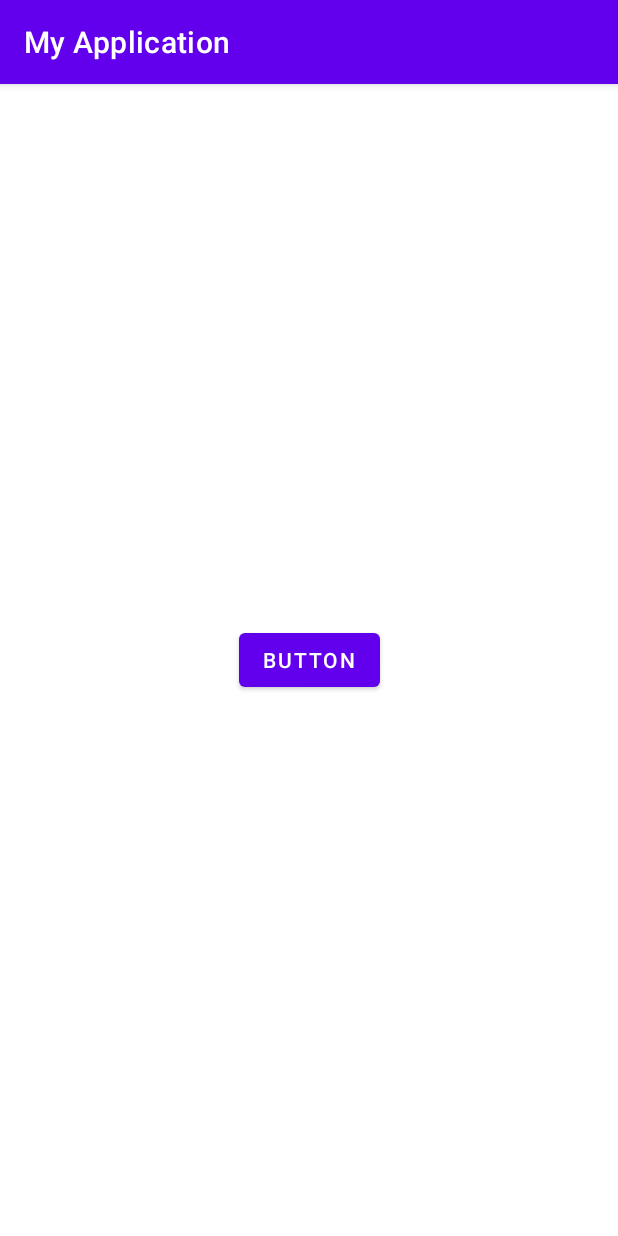
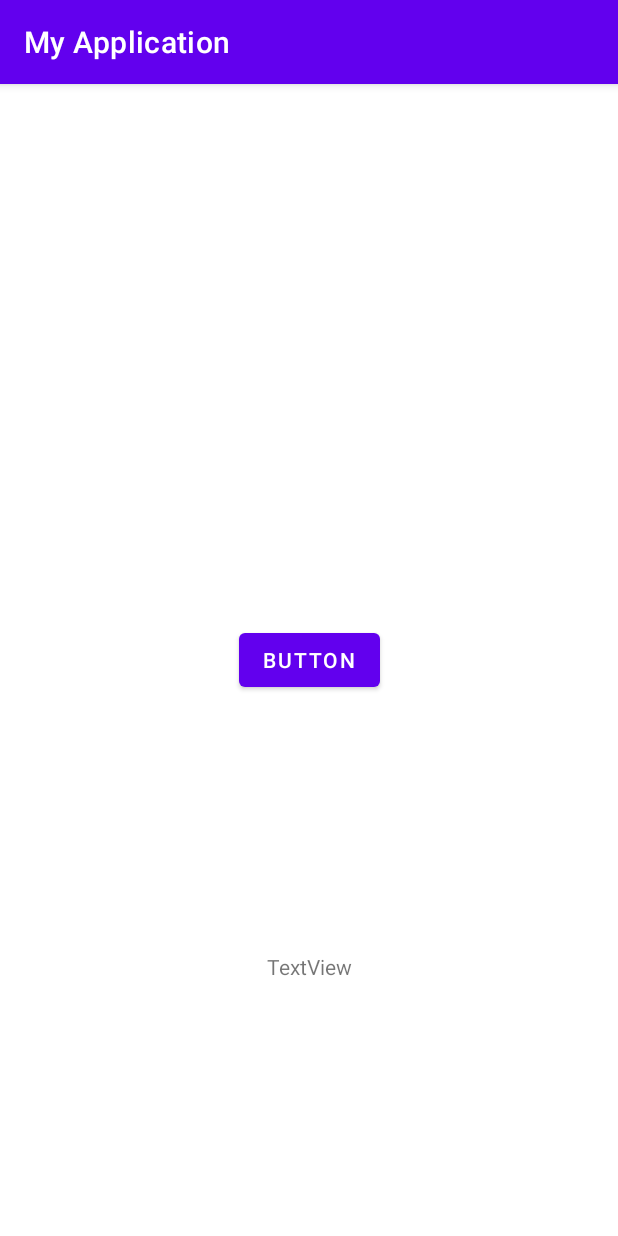
Before and after one commit to naburnm8/fclientRpo, an Android app: the screen it shows after launch (MainActivity), after a tap on "BUTTON", on a phone screen of 412 x 824 dp. Run offline under Robolectric (Android 15) with nearby library versions, the phone set to English and light mode, and no system bars; 6 statements that could not run were skipped.

Commit message:
part4: DONE

```diff
--- a/app/build.gradle
+++ b/app/build.gradle
@@ -55,4 +55,5 @@ dependencies {
     androidTestImplementation 'androidx.test.ext:junit:1.2.1'
     androidTestImplementation 'androidx.test.espresso:espresso-core:3.6.1'
     implementation 'commons-codec:commons-codec:1.15'
+    implementation 'org.apache.commons:commons-io:1.3.2'
 }
--- a/app/src/main/AndroidManifest.xml
+++ b/app/src/main/AndroidManifest.xml
@@ -1,7 +1,7 @@
 <?xml version="1.0" encoding="utf-8"?>
 <manifest xmlns:android="http://schemas.android.com/apk/res/android"
           xmlns:tools="http://schemas.android.com/tools">
-
+    <uses-permission android:name="android.permission.INTERNET" />
     <application
             android:allowBackup="true"
             android:dataExtractionRules="@xml/data_extraction_rules"
@@ -11,6 +11,7 @@
             android:roundIcon="@mipmap/ic_launcher_round"
             android:supportsRtl="true"
             android:theme="@style/Theme.MyApplication"
+            android:usesCleartextTraffic="true"
             tools:targetApi="31">
         <activity
                 android:name=".PinpadActivity"
--- a/app/src/main/java/ru/bmstu/naburnm8/fclient/MainActivity.java
+++ b/app/src/main/java/ru/bmstu/naburnm8/fclient/MainActivity.java
@@ -12,9 +12,16 @@ import android.os.Bundle;
 import android.widget.TextView;
 import org.apache.commons.codec.DecoderException;
 import org.apache.commons.codec.binary.Hex;
+import org.apache.commons.io.IOUtils;
+
 import ru.bmstu.naburnm8.fclient.databinding.ActivityMainBinding;
 
+import java.io.InputStream;
+import java.net.HttpURLConnection;
+import java.net.URL;
 import java.util.Arrays;
+import java.util.regex.Matcher;
+import java.util.regex.Pattern;
 
 public class MainActivity extends AppCompatActivity implements TransactionEvents {
 
@@ -28,6 +35,7 @@ public class MainActivity extends AppCompatActivity implements TransactionEvents
     private ActivityMainBinding binding;
 
     private Button button;
+    private TextView textView;
 
     private String pin;
 
@@ -41,6 +49,8 @@ public class MainActivity extends AppCompatActivity implements TransactionEvents
 
         button = findViewById(R.id.button);
 
+        textView = findViewById(R.id.textView);
+
         button.setOnClickListener(v -> {
             /*
             byte[] key = stringToHex("0123456789ABCDEF0123456789ABCDE0");
@@ -52,7 +62,10 @@ public class MainActivity extends AppCompatActivity implements TransactionEvents
             Intent it = new Intent(this, PinpadActivity.class);
             activityResultLauncher.launch(it);
              */
+            testHttpClient();
+        });
 
+        button.setOnLongClickListener(view -> {
             new Thread(() -> {
                 try {
                     byte[] trd = stringToHex("9F0206000000000100");
@@ -62,6 +75,7 @@ public class MainActivity extends AppCompatActivity implements TransactionEvents
                     Log.e("MainActivity.transaction", ex.getMessage());
                 }
             }).start();
+            return true;
         });
 
         activityResultLauncher = registerForActivityResult(
@@ -141,4 +155,34 @@ public class MainActivity extends AppCompatActivity implements TransactionEvents
     }
 
     public native boolean transaction(byte[] trd);
+
+    protected String getPageTitle(String html)
+    {
+        Pattern pattern = Pattern.compile("<title>(.+?)</title>", Pattern.DOTALL);
+        Matcher matcher = pattern.matcher(html);
+        String p;
+        if (matcher.find())
+            p = matcher.group(1);
+        else
+            p = "Not found";
+        return p;
+    }
+    protected void testHttpClient(){
+        new Thread(() -> {
+            try {
+                HttpURLConnection uc = (HttpURLConnection)
+                        (new URL("http://10.0.2.2:8080/api/v1/title").openConnection());
+                InputStream inputStream = uc.getInputStream();
+                String html = IOUtils.toString(inputStream);
+                String title = getPageTitle(html);
+                runOnUiThread(() ->
+                {
+                    textView.setText(title);
+                });
+
+            } catch (Exception ex) {
+                Log.e("fapptag", "Http client fails", ex);
+            }
+        }).start();
+    }
 }
--- a/app/src/main/res/layout/activity_main.xml
+++ b/app/src/main/res/layout/activity_main.xml
@@ -13,4 +13,14 @@
             app:layout_constraintTop_toTopOf="parent"
             app:layout_constraintBottom_toBottomOf="parent" app:layout_constraintEnd_toEndOf="parent"
             app:layout_constraintStart_toStartOf="parent"/>
+
+    <TextView
+        android:id="@+id/textView"
+        android:layout_width="wrap_content"
+        android:layout_height="wrap_content"
+        android:text="TextView"
+        app:layout_constraintBottom_toBottomOf="parent"
+        app:layout_constraintEnd_toEndOf="parent"
+        app:layout_constraintStart_toStartOf="parent"
+        app:layout_constraintTop_toBottomOf="@+id/button" />
 </androidx.constraintlayout.widget.ConstraintLayout>
```
